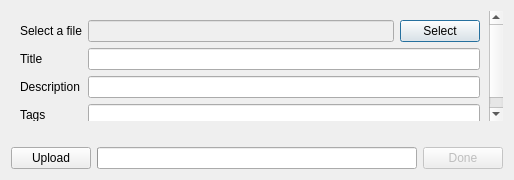
The window that uploaddialog.ui (kshlm/FreOffice-Online-Services-Plugin) describes before a commit, drawn with Qt 5.
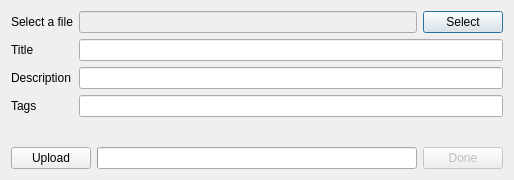
The same window after the commit.

Commit message: Removed scroll

```diff
--- a/uploaddialog.ui
+++ b/uploaddialog.ui
@@ -27,30 +27,6 @@
   </property>
   <layout class="QVBoxLayout" name="verticalLayout">
    <item>
-    <widget class="QScrollArea" name="scrollArea">
-     <property name="frameShape">
-      <enum>QFrame::NoFrame</enum>
-     </property>
-     <property name="frameShadow">
-      <enum>QFrame::Raised</enum>
-     </property>
-     <property name="widgetResizable">
-      <bool>true</bool>
-     </property>
-     <widget class="QWidget" name="scrollAreaWidgetContents">
-      <property name="geometry">
-       <rect>
-        <x>0</x>
-        <y>0</y>
-        <width>506</width>
-        <height>124</height>
-       </rect>
-      </property>
-      <layout class="QHBoxLayout" name="horizontalLayout_3">
-       <property name="sizeConstraint">
-        <enum>QLayout::SetMaximumSize</enum>
-       </property>
-       <item>
         <layout class="QFormLayout" name="formLayout">
          <item row="0" column="0">
           <widget class="QLabel" name="label">
@@ -118,10 +94,6 @@
           </widget>
          </item>
         </layout>
-       </item>
-      </layout>
-     </widget>
-    </widget>
    </item>
    <item>
     <widget class="QLabel" name="uploadLabel">
```
Lines whose indentation alone changed are shown as unchanged.
